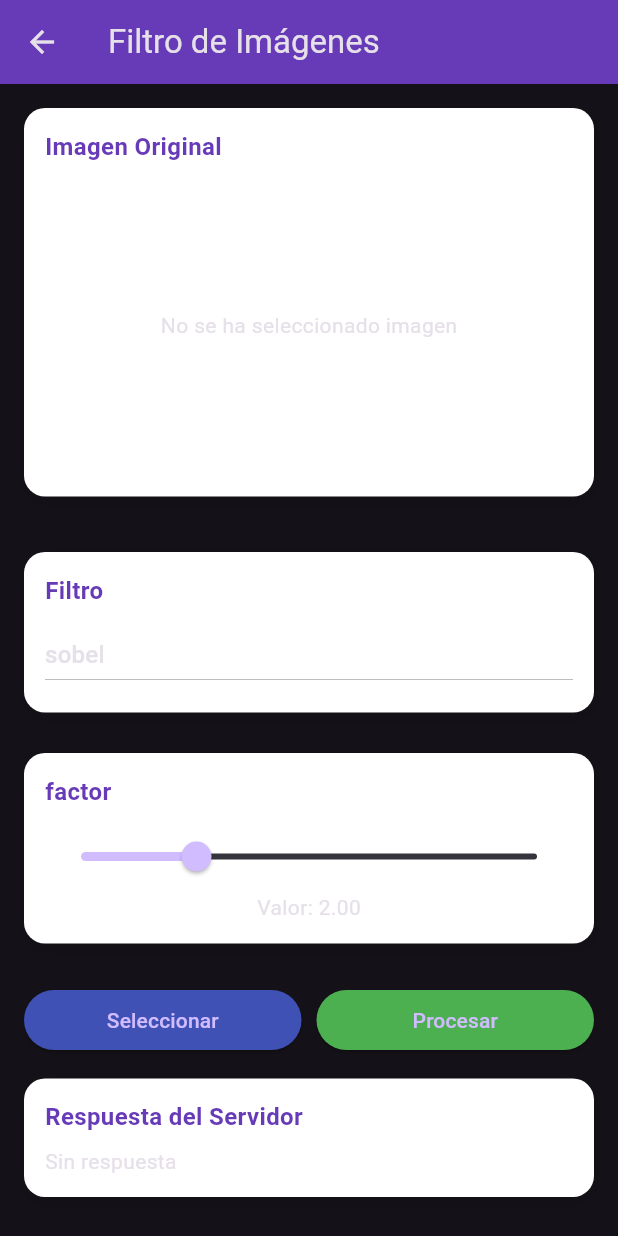
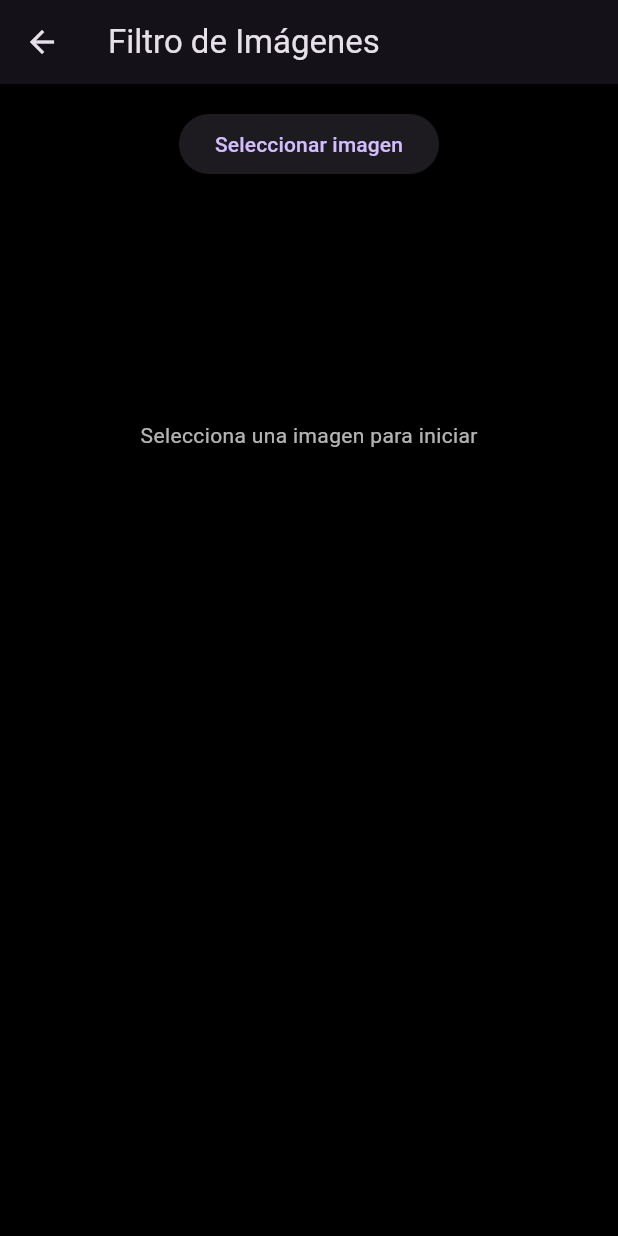
Before and after one commit to BryanAv7/upsglam-frontend, a Flutter app: the FilterScreen screen opened directly, on a phone screen of 412 x 824 dp. Run offline on Flutter 3.47's test engine with Material 3 defaults, Android fonts, the phone set to English and light mode, and no system bars; our stand-ins replace flutter_svg, google_sign_in, image_picker.

Commit message:
Separacion y actualizacion de Logica de Filtros

```diff
--- /dev/null
+++ b/lib/models/filter_config_model.dart
@@ -0,0 +1,54 @@
+// lib/models/filter_config_model.dart
+
+class FilterConfig {
+  static final List<String> filtros = [
+    "emboss",
+    "sobel",
+    "gauss",
+    "sharpen",
+    "sombras_epico",
+    "resaltado_frio"
+  ];
+
+  static final Map<String, List<String>> filtrosParametros = {
+    "emboss": ["offset", "factor"],
+    "sobel": ["factor"],
+    "gauss": ["sigma"],
+    "sharpen": ["sharp_factor"],
+    "sombras_epico": ["highlight_boost", "vignette_strength"],
+    "resaltado_frio": ["blue_boost", "contrast"],
+  };
+
+  static final Map<String, Map<String, List<double>>> rangosParametros = {
+    "emboss": {
+      "offset": [0.0, 255.0],
+      "factor": [1.0, 5.0],
+    },
+    "sobel": {
+      "factor": [1.0, 5.0],
+    },
+    "gauss": {
+      "sigma": [1.0, 200.0],
+    },
+    "sharpen": {
+      "sharp_factor": [1.0, 50.0],
+    },
+    "sombras_epico": {
+      "highlight_boost": [0.1, 3.0],
+      "vignette_strength": [0.0, 1.0],
+    },
+    "resaltado_frio": {
+      "blue_boost": [0.0, 3.0],
+      "contrast": [0.5, 3.0],
+    },
+  };
+
+  static final Map<String, Map<String, double>> valoresDefecto = {
+    "emboss": {"offset": 128.0, "factor": 2.0},
+    "sobel": {"factor": 2.0},
+    "gauss": {"sigma": 90.0},
+    "sharpen": {"sharp_factor": 20.0},
+    "sombras_epico": {"highlight_boost": 1.1, "vignette_strength": 0.5},
+    "resaltado_frio": {"blue_boost": 1.2, "contrast": 1.3},
+  };
+}
--- a/lib/screens/filter_screen.dart
+++ b/lib/screens/filter_screen.dart
@@ -1,10 +1,11 @@
+import 'dart:io';
 import 'dart:typed_data';
-import 'dart:io';
 
 import 'package:flutter/material.dart';
 import 'package:image_picker/image_picker.dart';
-import 'package:http/http.dart' as http;
-import 'package:http_parser/http_parser.dart';
+
+import '../services/filter_service.dart';
+import '../models/filter_config_model.dart';
 
 class FilterScreen extends StatefulWidget {
   @override
@@ -14,79 +15,27 @@ class FilterScreen extends StatefulWidget {
 class _FilterScreenState extends State<FilterScreen> {
   File? _selectedImage;
   Uint8List? _processedImageBytes;
-
   bool _loading = false;
   String? _serverResponse;
 
+  late final FilterService _filterService;
   final picker = ImagePicker();
 
-  // ================================================
-  // LISTA DE FILTROS, PARAMETROS, RANGOS Y DEFAULTS
-  // ================================================
+  String filtroSeleccionado = "sobel";
 
-  final List<String> filtros = [
-    "emboss",
-    "sobel",
-    "gaussiano",
-    "sharpen",
-    "sombras_epico",
-    "resaltado_frio"
-  ];
-
-  final Map<String, List<String>> filtrosParametros = {
-    "emboss": ["offset", "factor"],
-    "sobel": ["factor"],
-    "gaussiano": ["sigma"],
-    "sharpen": ["sharp_factor"],
-    "sombras_epico": ["highlight_boost", "vignette_strength"],
-    "resaltado_frio": ["blue_boost", "contrast"],
-  };
-
-  final Map<String, Map<String, List<double>>> rangosParametros = {
-    "emboss": {
-      "offset": [0.0, 255.0],
-      "factor": [1.0, 5.0],
-    },
-    "sobel": {
-      "factor": [1.0, 5.0],
-    },
-    "gaussiano": {
-      "sigma": [1.0, 200.0],
-    },
-    "sharpen": {
-      "sharp_factor": [1.0, 50.0],
-    },
-    "sombras_epico": {
-      "highlight_boost": [0.1, 3.0],
-      "vignette_strength": [0.0, 1.0],
-    },
-    "resaltado_frio": {
-      "blue_boost": [0.0, 3.0],
-      "contrast": [0.5, 3.0],
-    },
-  };
-
-  final Map<String, Map<String, double>> valoresDefecto = {
-    "emboss": {"offset": 128.0, "factor": 2.0},
-    "sobel": {"factor": 2.0},
-    "gaussiano": {"sigma": 90.0},
-    "sharpen": {"sharp_factor": 20.0},
-    "sombras_epico": {"highlight_boost": 1.1, "vignette_strength": 0.5},
-    "resaltado_frio": {"blue_boost": 1.2, "contrast": 1.3},
-  };
-
-  String filtroSeleccionado = "sobel";
+  /// Parámetros actuales del filtro elegido
   Map<String, double> valoresActuales = {};
 
   @override
   void initState() {
     super.initState();
-    valoresActuales = Map<String, double>.from(valoresDefecto[filtroSeleccionado]!);
+    _filterService = FilterService();
+
+    valoresActuales = Map<String, double>.from(
+      FilterConfig.valoresDefecto[filtroSeleccionado]!,
+    );
   }
 
-  // ================================================
-  // PICK IMAGE
-  // ================================================
   Future<void> _pickImage() async {
     final pickedFile = await picker.pickImage(source: ImageSource.gallery);
     if (pickedFile != null) {
@@ -98,225 +47,176 @@ class _FilterScreenState extends State<FilterScreen> {
     }
   }
 
-  // ================================================
-  // SEND IMAGE
-  // ================================================
   Future<void> _sendImage() async {
     if (_selectedImage == null) return;
 
-    setState(() {
-      _loading = true;
-      _processedImageBytes = null;
-      _serverResponse = null;
-    });
+    setState(() => _loading = true);
 
-    final uri = Uri.parse("http://192.168.1.102:8080/api/imagen/procesar");
-
-    var request = http.MultipartRequest("POST", uri);
-
-    final mimeType = _selectedImage!.path.endsWith(".png")
-        ? MediaType("image", "png")
-        : MediaType("image", "jpeg");
-
-    request.files.add(
-      await http.MultipartFile.fromPath(
-        "imagen",
-        _selectedImage!.path,
-        contentType: mimeType,
-      ),
+    final (bytes, message) = await _filterService.procesarImagen(
+      imagen: _selectedImage!,
+      filtro: filtroSeleccionado,
+      parametros: valoresActuales,
     );
-
-    // Parámetros dinámicos según el filtro
-    request.fields["filtro"] = filtroSeleccionado;
-    valoresActuales.forEach((k, v) {
-      request.fields[k] = v.toString();
-    });
-
-    try {
-      final response = await request.send();
-      final bytes = await response.stream.toBytes();
-      final type = response.headers["content-type"] ?? "";
-
-      if (type.contains("text") || type.contains("json")) {
-        setState(() {
-          _loading = false;
-          _serverResponse = "Respuesta no binaria:\n${String.fromCharCodes(bytes)}";
-        });
-        return;
-      }
 
     setState(() {
       _loading = false;
       _processedImageBytes = bytes;
-        _serverResponse = "Imagen procesada correctamente.";
-      });
-    } catch (e) {
-      setState(() {
-        _loading = false;
-        _serverResponse = "Error: $e";
+      _serverResponse = message;
     });
   }
+
+  /// Construye los sliders según el filtro seleccionado
+  Widget _buildParametros() {
+    final params = FilterConfig.filtrosParametros[filtroSeleccionado]!;
+
+    return Column(
+      crossAxisAlignment: CrossAxisAlignment.start,
+      children: [
+        Text("Parámetros de $filtroSeleccionado",
+            style: TextStyle(fontSize: 18, fontWeight: FontWeight.bold)),
+        SizedBox(height: 10),
+
+        for (var param in params)
+          Column(
+            crossAxisAlignment: CrossAxisAlignment.start,
+            children: [
+              Text("$param:  ${valoresActuales[param]!.toStringAsFixed(2)}"),
+              Slider(
+                value: valoresActuales[param]!,
+                min: FilterConfig.rangosParametros[filtroSeleccionado]![param]![0],
+                max: FilterConfig.rangosParametros[filtroSeleccionado]![param]![1],
+                onChanged: (value) {
+                  setState(() {
+                    valoresActuales[param] = value;
+                  });
+                },
+              ),
+              SizedBox(height: 10)
+            ],
+          ),
+      ],
+    );
   }
 
-  // ================================================
-  // UI
-  // ================================================
+  /// Carrusel de filtros
+  Widget _buildFiltroCarousel() {
+    return SizedBox(
+      height: 80,
+      child: ListView.builder(
+        scrollDirection: Axis.horizontal,
+        itemCount: FilterConfig.filtros.length,
+        itemBuilder: (context, index) {
+          final filtro = FilterConfig.filtros[index];
+          final seleccionado = filtro == filtroSeleccionado;
+
+          return GestureDetector(
+            onTap: () {
+              setState(() {
+                filtroSeleccionado = filtro;
+                valoresActuales = Map<String, double>.from(
+                  FilterConfig.valoresDefecto[filtro]!,
+                );
+              });
+            },
+            child: Container(
+              padding: EdgeInsets.symmetric(horizontal: 16, vertical: 8),
+              margin: EdgeInsets.only(right: 10),
+              decoration: BoxDecoration(
+                color: seleccionado ? Colors.blue : Colors.grey[800],
+                borderRadius: BorderRadius.circular(12),
+                border: Border.all(
+                  color: seleccionado ? Colors.white : Colors.grey,
+                  width: 2,
+                ),
+              ),
+              child: Center(
+                child: Text(
+                  filtro,
+                  style: TextStyle(
+                    color: Colors.white,
+                    fontWeight:
+                    seleccionado ? FontWeight.bold : FontWeight.normal,
+                  ),
+                ),
+              ),
+            ),
+          );
+        },
+      ),
+    );
+  }
+
   @override
   Widget build(BuildContext context) {
+    final bool hayImagen = _selectedImage != null || _processedImageBytes != null;
+
     return Scaffold(
-      appBar: AppBar(
-        title: Text("Filtro de Imágenes"),
-        backgroundColor: Colors.deepPurple,
-      ),
+      backgroundColor: Colors.black,
+      appBar: AppBar(title: Text("Filtro de Imágenes")),
       body: SingleChildScrollView(
         padding: EdgeInsets.all(16),
         child: Column(
           children: [
-            // Imagen original
-            _buildCard(
-              title: "Imagen Original",
-              child: Container(
-                height: 200,
-                child: _selectedImage == null
-                    ? Center(child: Text("No se ha seleccionado imagen"))
-                    : Image.file(_selectedImage!, fit: BoxFit.cover),
+            // BOTÓN SELECCIONAR IMAGEN
+            ElevatedButton(
+              onPressed: _pickImage,
+              child: Text("Seleccionar imagen"),
+            ),
+
+            SizedBox(height: 20),
+
+            // SI NO HAY IMAGEN → SOLO FONDO NEGRO
+            if (!hayImagen)
+              Container(
+                height: 300,
+                color: Colors.black,
+                alignment: Alignment.center,
+                child: Text(
+                  "Selecciona una imagen para iniciar",
+                  style: TextStyle(color: Colors.white70),
                 ),
               ),
 
-            SizedBox(height: 10),
-
-            // Imagen procesada
-            if (_processedImageBytes != null)
-              _buildCard(
-                title: "Imagen Procesada",
-                child: Container(
-                  height: 200,
-                  child: Image.memory(_processedImageBytes!, fit: BoxFit.cover),
-                ),
+            // IMAGEN ORIGINAL O PROCESADA
+            if (hayImagen)
+              Container(
+                height: 300,
+                child: _processedImageBytes != null
+                    ? Image.memory(_processedImageBytes!)
+                    : Image.file(_selectedImage!),
               ),
 
-            SizedBox(height: 15),
+            SizedBox(height: 20),
 
-            // Dropdown Filtro
-            _buildCard(
-              title: "Filtro",
-              child: DropdownButton<String>(
-                value: filtroSeleccionado,
-                isExpanded: true,
-                items: filtros.map((String f) {
-                  return DropdownMenuItem(value: f, child: Text(f));
-                }).toList(),
-                onChanged: (value) {
-                  setState(() {
-                    filtroSeleccionado = value!;
-                    valoresActuales =
-                    Map<String, double>.from(valoresDefecto[filtroSeleccionado]!);
-                  });
-                },
-              ),
-            ),
+            // CARRUSEL DE FILTROS (solo si hay imagen)
+            if (hayImagen) _buildFiltroCarousel(),
 
-            SizedBox(height: 15),
+            SizedBox(height: 20),
 
-            // Sliders dinámicos según filtro
-            ..._buildDynamicSliders(),
+            // PARÁMETROS DEL FILTRO SELECCIONADO
+            if (hayImagen) _buildParametros(),
 
-            SizedBox(height: 15),
+            SizedBox(height: 20),
 
-            // Botones
-            Row(
-              children: [
-                Expanded(
-                  child: ElevatedButton(
-                    onPressed: _pickImage,
-                    child: Text("Seleccionar"),
-                    style: ElevatedButton.styleFrom(backgroundColor: Colors.indigo),
-                  ),
-                ),
-                SizedBox(width: 10),
-                Expanded(
-                  child: ElevatedButton(
+            // BOTÓN PROCESAR
+            if (hayImagen)
+              ElevatedButton(
                 onPressed: _loading ? null : _sendImage,
                 child: _loading
                     ? CircularProgressIndicator(color: Colors.white)
                     : Text("Procesar"),
-                    style: ElevatedButton.styleFrom(backgroundColor: Colors.green),
-                  ),
-                ),
-              ],
               ),
 
-            SizedBox(height: 15),
+            SizedBox(height: 20),
 
-            // Respuesta del servidor
-            _buildCard(
-              title: "Respuesta del Servidor",
-              child: Text(_serverResponse ?? "Sin respuesta"),
+            if (_serverResponse != null)
+              Text(
+                _serverResponse!,
+                style: TextStyle(color: Colors.white),
               ),
           ],
         ),
       ),
     );
   }
-
-  // ================================================
-  // SLIDERS DINÁMICOS
-  // ================================================
-  List<Widget> _buildDynamicSliders() {
-    final params = filtrosParametros[filtroSeleccionado]!;
-
-    return params.map((param) {
-      final rango = rangosParametros[filtroSeleccionado]![param]!;
-      final value = valoresActuales[param]!;
-
-      return _buildCard(
-        title: param,
-        child: Column(
-          children: [
-            Slider(
-              value: value,
-              min: rango[0],
-              max: rango[1],
-              divisions: 100,
-              label: value.toStringAsFixed(2),
-              onChanged: (newValue) {
-                setState(() {
-                  valoresActuales[param] = newValue;
-                });
-              },
-            ),
-            Text("Valor: ${value.toStringAsFixed(2)}"),
-          ],
-        ),
-      );
-    }).toList();
 }
-
-  // ================================================
-  // CARD REUTILIZABLE
-  // ================================================
-  Widget _buildCard({required String title, required Widget child}) {
-    return Container(
-      width: double.infinity,
-      margin: EdgeInsets.only(bottom: 12),
-      padding: EdgeInsets.all(14),
-      decoration: BoxDecoration(
-        color: Colors.white,
-        borderRadius: BorderRadius.circular(14),
-        boxShadow: [
-          BoxShadow(color: Colors.black12, blurRadius: 8, offset: Offset(0, 3))
-        ],
-      ),
-      child: Column(
-        crossAxisAlignment: CrossAxisAlignment.start,
-        children: [
-          Text(title,
-              style: TextStyle(
-                  fontSize: 16, fontWeight: FontWeight.bold, color: Colors.deepPurple)),
-          SizedBox(height: 8),
-          child
-        ],
-      ),
-    );
-  }
-}
```
Also changed, not shown: lib/services/filter_service.dart (added, +59 -0 lines). Lines whose indentation alone changed are shown as unchanged.
